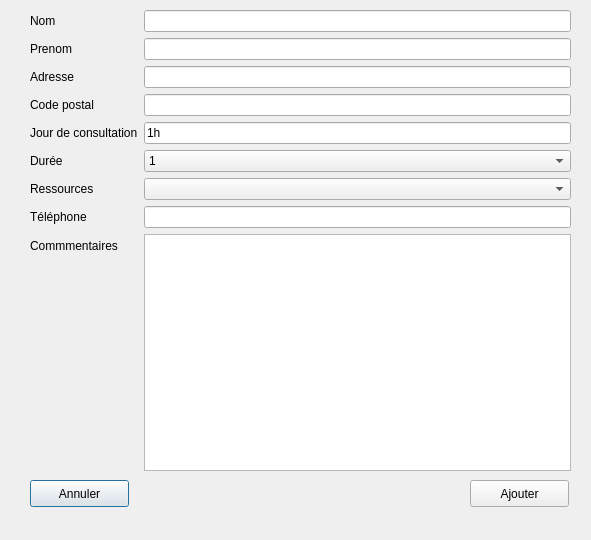
The window that AddPatientForm.ui (Kurond/Projet_Qt) describes before a commit, drawn with Qt 5.
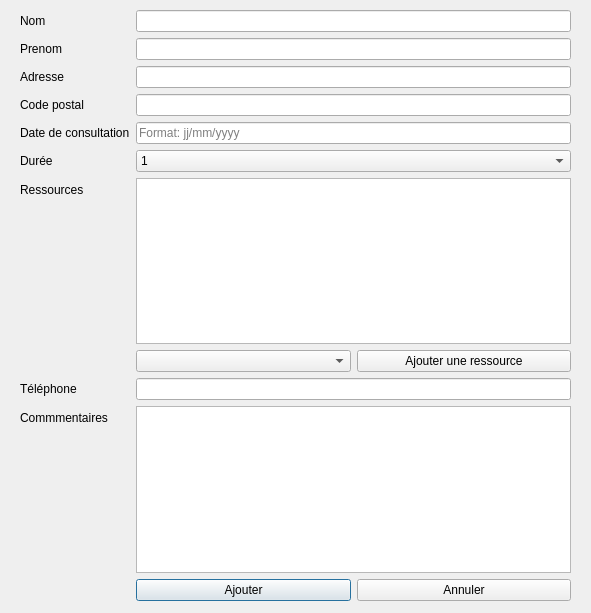
The same window after the commit.

What changed in the file:
```diff
--- a/AddPatientForm.ui
+++ b/AddPatientForm.ui
@@ -7,7 +7,7 @@
     <x>0</x>
     <y>0</y>
     <width>591</width>
-    <height>540</height>
+    <height>613</height>
    </rect>
   </property>
   <property name="windowTitle">
@@ -16,10 +16,10 @@
   <widget class="QWidget" name="formLayoutWidget">
    <property name="geometry">
     <rect>
-     <x>30</x>
+     <x>20</x>
      <y>10</y>
-     <width>541</width>
-     <height>461</height>
+     <width>551</width>
+     <height>591</height>
     </rect>
    </property>
    <layout class="QFormLayout" name="formLayout">
@@ -31,7 +31,11 @@
      </widget>
     </item>
     <item row="0" column="1">
-     <widget class="QLineEdit" name="lastnameText"/>
+     <widget class="QLineEdit" name="lastnameText">
+      <property name="placeholderText">
+       <string/>
+      </property>
+     </widget>
     </item>
     <item row="1" column="0">
      <widget class="QLabel" name="label_2">
@@ -41,7 +45,11 @@
      </widget>
     </item>
     <item row="1" column="1">
-     <widget class="QLineEdit" name="firstnameText"/>
+     <widget class="QLineEdit" name="firstnameText">
+      <property name="placeholderText">
+       <string/>
+      </property>
+     </widget>
     </item>
     <item row="2" column="0">
      <widget class="QLabel" name="label_3">
@@ -66,14 +74,17 @@
     <item row="4" column="0">
      <widget class="QLabel" name="label_5">
       <property name="text">
-       <string>Jour de consultation</string>
+       <string>Date de consultation</string>
       </property>
      </widget>
     </item>
     <item row="4" column="1">
      <widget class="QLineEdit" name="consultationText">
       <property name="text">
-       <string>1h</string>
+       <string/>
+      </property>
+      <property name="placeholderText">
+       <string>Format: jj/mm/yyyy</string>
       </property>
      </widget>
     </item>
@@ -113,64 +124,70 @@
       </item>
      </widget>
     </item>
-    <item row="6" column="0">
+    <item row="7" column="0">
      <widget class="QLabel" name="label_7">
       <property name="text">
        <string>Ressources</string>
       </property>
      </widget>
     </item>
-    <item row="8" column="0">
-     <widget class="QLabel" name="label_8">
-      <property name="text">
-       <string>Commmentaires</string>
-      </property>
-     </widget>
+    <item row="7" column="1">
+     <widget class="QTableWidget" name="tableWidget"/>
     </item>
-    <item row="8" column="1">
-     <widget class="QTextEdit" name="commentText"/>
-    </item>
-    <item row="7" column="0">
+    <item row="11" column="0">
      <widget class="QLabel" name="label_9">
       <property name="text">
        <string>Téléphone</string>
       </property>
      </widget>
     </item>
-    <item row="7" column="1">
+    <item row="11" column="1">
      <widget class="QLineEdit" name="phoneText"/>
     </item>
-    <item row="6" column="1">
-     <widget class="QComboBox" name="ressourceBox"/>
+    <item row="12" column="0">
+     <widget class="QLabel" name="label_8">
+      <property name="text">
+       <string>Commmentaires</string>
+      </property>
+     </widget>
+    </item>
+    <item row="12" column="1">
+     <widget class="QTextEdit" name="commentText"/>
+    </item>
+    <item row="13" column="1">
+     <layout class="QHBoxLayout" name="horizontalLayout">
+      <item>
+       <widget class="QPushButton" name="addButton">
+        <property name="text">
+         <string>Ajouter</string>
+        </property>
+       </widget>
+      </item>
+      <item>
+       <widget class="QPushButton" name="cancelButton">
+        <property name="text">
+         <string>Annuler</string>
+        </property>
+       </widget>
+      </item>
+     </layout>
+    </item>
+    <item row="8" column="1">
+     <layout class="QHBoxLayout" name="horizontalLayout_2">
+      <item>
+       <widget class="QComboBox" name="ressourceBox"/>
+      </item>
+      <item>
+       <widget class="QPushButton" name="addRessourceButton">
+        <property name="text">
+         <string>Ajouter une ressource</string>
+        </property>
+       </widget>
+      </item>
+     </layout>
     </item>
    </layout>
   </widget>
-  <widget class="QPushButton" name="cancelButton">
-   <property name="geometry">
-    <rect>
-     <x>30</x>
-     <y>480</y>
-     <width>99</width>
-     <height>27</height>
-    </rect>
-   </property>
-   <property name="text">
-    <string>Annuler</string>
-   </property>
-  </widget>
-  <widget class="QPushButton" name="addButton">
-   <property name="geometry">
-    <rect>
-     <x>470</x>
-     <y>480</y>
-     <width>99</width>
-     <height>27</height>
-    </rect>
-   </property>
-   <property name="text">
-    <string>Ajouter</string>
-   </property>
-  </widget>
  </widget>
  <resources/>
  <connections/>
```
